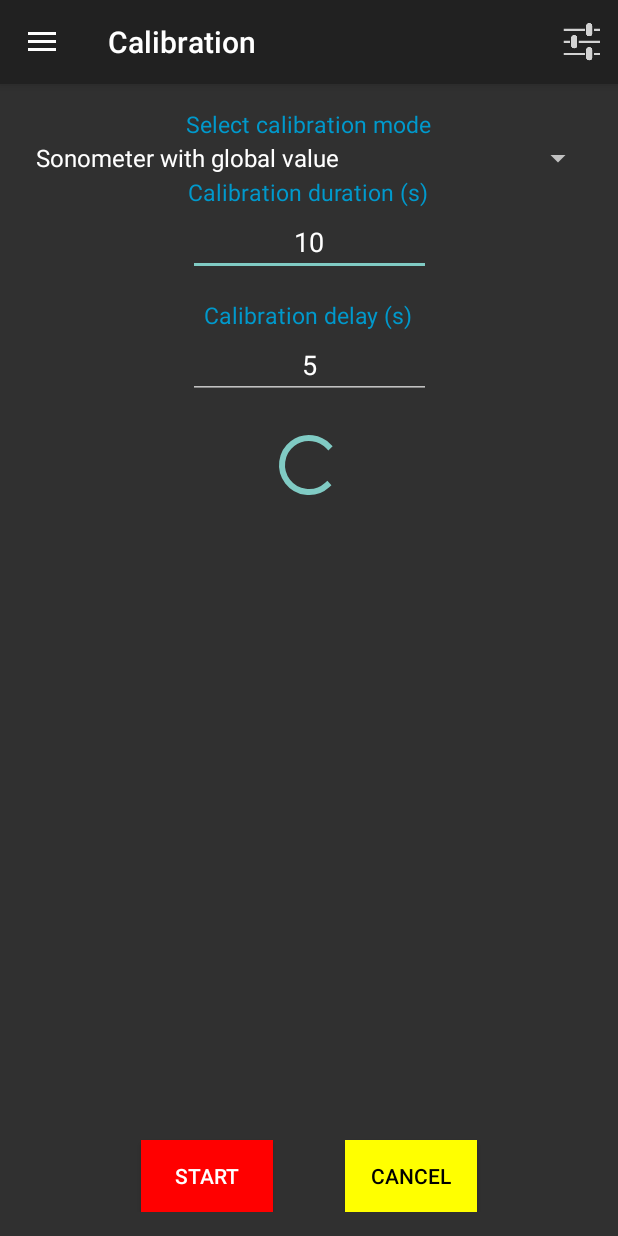
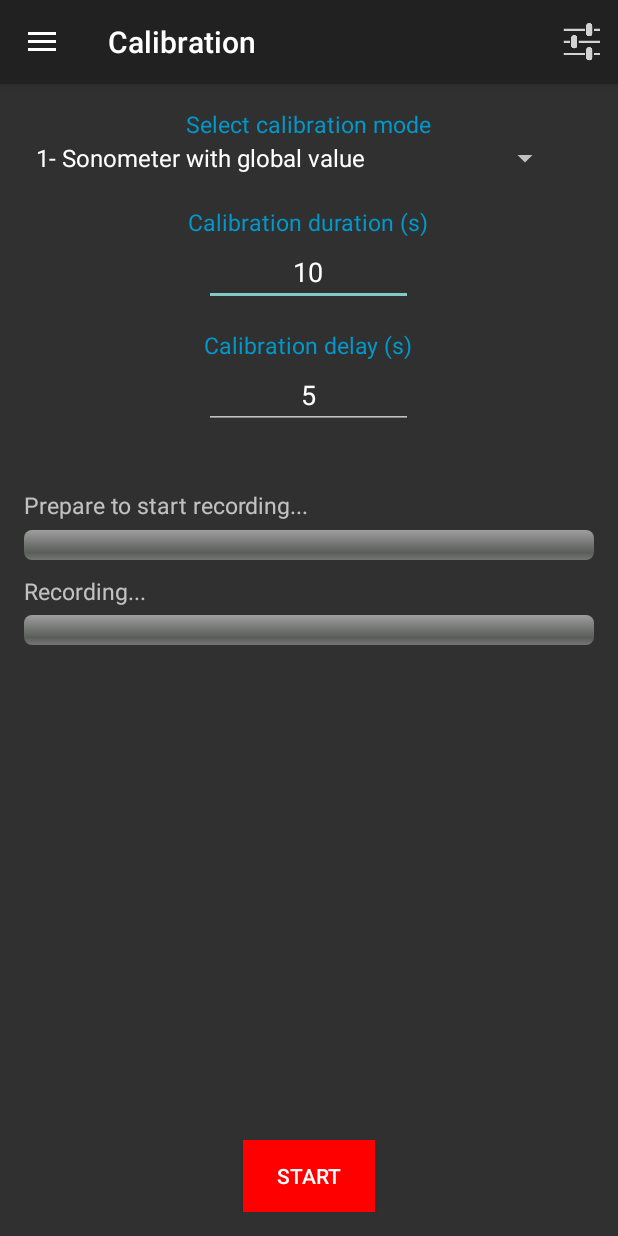
Before and after one commit to Universite-Gustave-Eiffel/NoiseCapture, an Android app: the activity_calibration_start screen opened directly, with no data from a screen before it, on a phone screen of 412 x 824 dp. Run offline under Robolectric (Android 15) with nearby library versions, the phone set to English and light mode, and no system bars; 2 statements that could not run were skipped.

Commit message:
Update Calibration_start activity

```diff
--- a/app/src/main/java/org/orbisgis/protonomap/Measurement.java
+++ b/app/src/main/java/org/orbisgis/protonomap/Measurement.java
@@ -65,6 +65,7 @@ public class Measurement extends MainActivity {
         if (CheckNbRun() & CheckNbRunSettings) {
 
             // show dialog
+            // TODO : verify calibration mode and inform user
             new AlertDialog.Builder(this).setTitle(R.string.title_caution)
                     .setMessage(R.string.text_caution)
                     .setNeutralButton(R.string.text_OK, null)
--- a/app/src/main/java/org/orbisgis/protonomap/activity_calibration_start.java
+++ b/app/src/main/java/org/orbisgis/protonomap/activity_calibration_start.java
@@ -1,14 +1,22 @@
 package org.orbisgis.protonomap;
 
+import android.os.Handler;
 import android.support.v7.app.ActionBarActivity;
 import android.os.Bundle;
 import android.view.Menu;
 import android.view.MenuItem;
+import android.view.View;
 import android.widget.ArrayAdapter;
+import android.widget.Button;
+import android.widget.EditText;
+import android.widget.ProgressBar;
 import android.widget.Spinner;
 
 
 public class activity_calibration_start extends MainActivity {
+
+    private int progressStatus = 0;
+    private Handler handler = new Handler();
 
     @Override
     protected void onCreate(Bundle savedInstanceState) {
@@ -22,6 +30,97 @@ public class activity_calibration_start extends MainActivity {
                 R.array.choice_user_calibration_mode, android.R.layout.simple_spinner_item);
         adapter.setDropDownViewResource(android.R.layout.simple_spinner_dropdown_item);
         spinner.setAdapter(adapter);
+
+        // Make START and CANCEL buttons visible/invisible
+        Button button_start = (Button) findViewById(R.id.button_start_calibration);
+        button_start.setEnabled(true);
+        button_start.setVisibility(View.VISIBLE);
+        Button button_cancel = (Button) findViewById(R.id.button_cancel_calibration);
+        button_cancel.setEnabled(false);
+        button_cancel.setVisibility(View.INVISIBLE);
+        final ProgressBar progressBar_wait_calibration_recording = (ProgressBar) findViewById(R.id.progressBar_wait_calibration_recording);
+        progressBar_wait_calibration_recording.setProgress(0);
+        final ProgressBar progressBar_calibration_recording = (ProgressBar) findViewById(R.id.progressBar_calibration_recording);
+        progressBar_calibration_recording.setProgress(0);
+
+        // Action on START button:
+        // Hide START button - Display CANCEL button
+        // Start "Prepare..." progressbar
+        // Start "Recording..." progressbar and start audiorecording...
+        button_start.setOnClickListener(new View.OnClickListener() {
+            @Override
+            public void onClick(View view) {
+
+                // Make START and CANCEL buttons invisible/visible
+                // Set progressbar to 0
+                Button button_start = (Button) findViewById(R.id.button_start_calibration);
+                button_start.setEnabled(false);
+                button_start.setVisibility(View.INVISIBLE);
+                Button button_cancel = (Button) findViewById(R.id.button_cancel_calibration);
+                button_cancel.setEnabled(true);
+                button_cancel.setVisibility(View.VISIBLE);
+                final ProgressBar progressBar_wait_calibration_recording = (ProgressBar) findViewById(R.id.progressBar_wait_calibration_recording);
+                progressBar_wait_calibration_recording.setProgress(0);
+                final ProgressBar progressBar_calibration_recording = (ProgressBar) findViewById(R.id.progressBar_calibration_recording);
+                progressBar_calibration_recording.setProgress(0);
+
+                // Start Progressbar for waiting record
+                // Source: http://www.compiletimeerror.com/2013/09/android-progress-bar-example.html#.VZZNEEa7_m4
+                // Start long running operation in a background thread
+                EditText delay = (EditText)findViewById(R.id.editText_calibration_delay);
+                final int value_delay=Integer.parseInt(delay.getText().toString());
+                progressStatus=0;
+                new Thread(new Runnable() {
+                    public void run() {
+                        while (progressStatus < 100) {
+                            progressStatus += 1;
+                            // Update the progress bar and display the
+
+                            //current value in the text view
+                            handler.post(new Runnable() {
+                                public void run() {
+                                    progressBar_wait_calibration_recording.setProgress(progressStatus);
+                                    //textView.setText(progressStatus+"/"+progressBar.getMax());
+                                }
+                            });
+                            try {
+                                //Display the progressbar with a time increment corresponding to a total duration of the delay
+                                Thread.sleep(1000*value_delay/100);
+                            } catch (InterruptedException e) {
+                                e.printStackTrace();
+                            }
+                        }
+                    }
+                }).start();
+
+                //TODO : start recording with progressbar progression
+
+            }
+        });
+
+        // Action on CANCEL button:
+        // Stop recording
+        // Hide CANCEL button - Display CANCEL button
+        button_cancel.setOnClickListener(new View.OnClickListener() {
+            @Override
+            public void onClick(View view) {
+
+                // Make START and CANCEL buttons invisible/visible
+                Button button_start = (Button) findViewById(R.id.button_start_calibration);
+                button_start.setEnabled(true);
+                button_start.setVisibility(View.VISIBLE);
+                Button button_cancel = (Button) findViewById(R.id.button_cancel_calibration);
+                button_cancel.setEnabled(false);
+                button_cancel.setVisibility(View.INVISIBLE);
+                final ProgressBar progressBar_wait_calibration_recording = (ProgressBar) findViewById(R.id.progressBar_wait_calibration_recording);
+                progressBar_wait_calibration_recording.setProgress(0);
+                final ProgressBar progressBar_calibration_recording = (ProgressBar) findViewById(R.id.progressBar_calibration_recording);
+                progressBar_calibration_recording.setProgress(0);
+
+            }
+        });
+
+
     }
 
     @Override
--- a/app/src/main/res/layout/activity_activity_calibration_start.xml
+++ b/app/src/main/res/layout/activity_activity_calibration_start.xml
@@ -32,11 +32,9 @@
             android:layout_below="@+id/textView_select_calibration_mode"
             android:paddingBottom="0dp"
             android:gravity="center_horizontal"
+            android:textAlignment="center"
             android:layout_alignParentLeft="true"
-            android:layout_alignParentStart="true"
-            android:layout_alignParentRight="true"
-            android:layout_alignParentEnd="true"
-            android:textAlignment="center" />
+            android:layout_alignParentStart="true" />
 
         <TextView
             android:layout_width="wrap_content"
@@ -46,7 +44,8 @@
             android:layout_below="@+id/spinner_calibration_mode"
             android:layout_centerHorizontal="true"
             android:textColor="#0099CC"
-            android:textSize="15dp" />
+            android:textSize="15dp"
+            android:paddingTop="20dp" />
 
         <EditText
             android:layout_width="wrap_content"
@@ -55,12 +54,12 @@
             android:ems="10"
             android:id="@+id/editText"
             android:layout_below="@+id/textView_calibration_duration"
-            android:layout_alignLeft="@+id/textView_calibration_duration"
-            android:layout_alignStart="@+id/textView_calibration_duration"
-            android:layout_alignRight="@+id/textView_select_calibration_mode"
-            android:layout_alignEnd="@+id/textView_select_calibration_mode"
             android:text="10"
-            android:gravity="center_horizontal" />
+            android:gravity="center_horizontal"
+            android:layout_alignLeft="@+id/textView_title_calibration_delay"
+            android:layout_alignStart="@+id/textView_title_calibration_delay"
+            android:layout_alignRight="@+id/textView_title_calibration_delay"
+            android:layout_alignEnd="@+id/textView_title_calibration_delay" />
 
         <TextView
             android:layout_width="wrap_content"
@@ -93,35 +92,80 @@
             android:layout_alignRight="@+id/editText"
             android:layout_alignEnd="@+id/editText" />
 
-        <ProgressBar
-            android:layout_width="wrap_content"
-            android:layout_height="wrap_content"
-            android:id="@+id/progressBar2"
-            android:paddingTop="20dp"
-            android:layout_below="@+id/editText_calibration_delay"
-            android:layout_centerHorizontal="true" />
-
         <Button
             android:layout_width="wrap_content"
             android:layout_height="wrap_content"
             android:text="Start"
             android:id="@+id/button_start_calibration"
-            android:layout_toLeftOf="@+id/progressBar2"
-            android:layout_toStartOf="@+id/progressBar2"
             android:background="@color/R1_SL_level"
-            android:layout_alignParentBottom="true" />
+            android:layout_alignParentBottom="true"
+            android:layout_centerHorizontal="true" />
 
         <Button
             android:layout_width="wrap_content"
             android:layout_height="wrap_content"
             android:text="Cancel"
             android:id="@+id/button_cancel_calibration"
-            android:layout_alignBottom="@+id/button_start_calibration"
-            android:layout_toRightOf="@+id/progressBar2"
-            android:layout_toEndOf="@+id/progressBar2"
             android:background="@color/R3_SL_level"
             android:textColor="@android:color/black"
-            android:layout_alignParentBottom="true" />
+            android:layout_alignParentBottom="true"
+            android:layout_alignLeft="@+id/button_start_calibration"
+            android:layout_alignStart="@+id/button_start_calibration"
+            android:visibility="invisible" />
+
+        <TextView
+            android:layout_width="wrap_content"
+            android:layout_height="wrap_content"
+            android:text="Prepare to start recording..."
+            android:id="@+id/textView_title_Prepare_start_recording"
+            android:layout_below="@+id/editText_calibration_delay"
+            android:layout_alignParentLeft="true"
+            android:layout_alignParentStart="true"
+            android:layout_alignRight="@+id/spinner_calibration_mode"
+            android:layout_alignEnd="@+id/spinner_calibration_mode"
+            android:paddingTop="40dp"
+            android:textSize="15dp" />
+
+        <ProgressBar
+            style="@android:style/Widget.ProgressBar.Horizontal"
+            android:layout_width="wrap_content"
+            android:layout_height="wrap_content"
+            android:id="@+id/progressBar_wait_calibration_recording"
+            android:layout_below="@+id/textView_title_Prepare_start_recording"
+            android:layout_alignParentLeft="true"
+            android:layout_alignParentStart="false"
+            android:layout_alignParentRight="true"
+            android:layout_alignParentEnd="false"
+            android:maxHeight="20dp"
+            android:minHeight="20dp"
+            android:layout_marginTop="6dp" />
+
+        <TextView
+            android:layout_width="wrap_content"
+            android:layout_height="wrap_content"
+            android:text="Recording..."
+            android:id="@+id/textView_title_Recording"
+            android:layout_below="@+id/progressBar_wait_calibration_recording"
+            android:layout_alignParentLeft="true"
+            android:layout_alignParentStart="true"
+            android:textSize="15dp"
+            android:paddingTop="10dp" />
+
+        <ProgressBar
+            style="@android:style/Widget.ProgressBar.Horizontal"
+            android:layout_width="wrap_content"
+            android:layout_height="wrap_content"
+            android:id="@+id/progressBar_calibration_recording"
+            android:layout_below="@+id/textView_title_Recording"
+            android:layout_alignParentLeft="true"
+            android:layout_alignParentStart="true"
+            android:layout_alignRight="@+id/progressBar_wait_calibration_recording"
+            android:layout_alignEnd="@+id/progressBar_wait_calibration_recording"
+            android:minHeight="20dp"
+            android:maxHeight="20dp"
+            android:color="@color/R1_SL_level"
+            android:layout_marginTop="5dp"
+            android:progress="10" />
 
     </RelativeLayout>
 
--- a/app/src/main/res/values/strings.xml
+++ b/app/src/main/res/values/strings.xml
@@ -57,9 +57,9 @@
     <!--  Ressources for the spinner map !-->
     <string name="title_select_calibration_mode">Select calibration mode</string>
     <string-array name="choice_user_calibration_mode">
-        <item>Sonometer with global value</item>
-        <item>Sonometer with frequency band values</item>
-        <item>Reference to background noise</item>
+        <item>1- Sonometer with global value</item>
+        <item>2- Sonometer with frequency band values</item>
+        <item>3- Reference to background noise</item>
     </string-array>
 
     <!--  Ressources for the spinner history !-->
```
